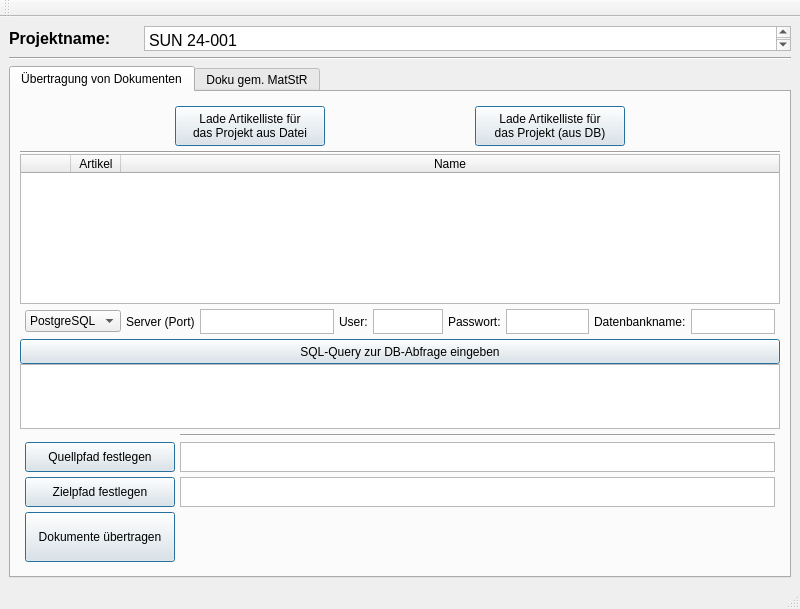
creativeSloth/SUN_Article_Fetcher, file ui/mainwindow.ui: the form before one commit.
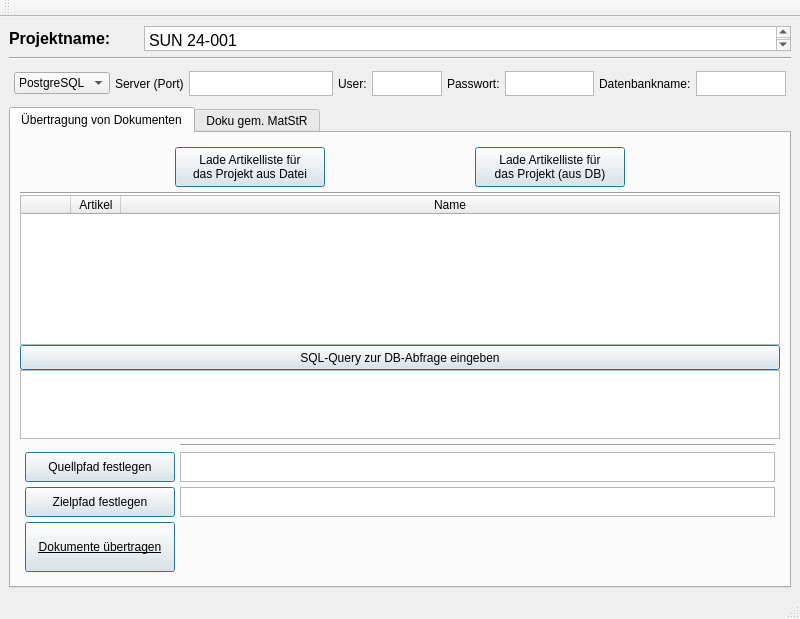
The form after the commit. The open tabs and pages were chosen to show the change.

Commit message: gui: moved server input-line up to a more general spot in the window

Patch:
```diff
--- a/ui/mainwindow.ui
+++ b/ui/mainwindow.ui
@@ -7,7 +7,7 @@
     <x>0</x>
     <y>0</y>
     <width>800</width>
-    <height>609</height>
+    <height>619</height>
    </rect>
   </property>
   <property name="sizePolicy">
@@ -21,10 +21,91 @@
   </property>
   <widget class="QWidget" name="centralwidget">
    <layout class="QGridLayout" name="gridLayout">
-    <item row="3" column="0">
+    <item row="2" column="0">
+     <widget class="Line" name="line">
+      <property name="orientation">
+       <enum>Qt::Horizontal</enum>
+      </property>
+     </widget>
+    </item>
+    <item row="0" column="0">
+     <layout class="QHBoxLayout" name="horizontalLayout" stretch="20,100">
+      <item>
+       <widget class="QLabel" name="project_label">
+        <property name="sizePolicy">
+         <sizepolicy hsizetype="Expanding" vsizetype="Expanding">
+          <horstretch>0</horstretch>
+          <verstretch>0</verstretch>
+         </sizepolicy>
+        </property>
+        <property name="minimumSize">
+         <size>
+          <width>0</width>
+          <height>0</height>
+         </size>
+        </property>
+        <property name="maximumSize">
+         <size>
+          <width>2245</width>
+          <height>25</height>
+         </size>
+        </property>
+        <property name="font">
+         <font>
+          <pointsize>12</pointsize>
+          <bold>true</bold>
+         </font>
+        </property>
+        <property name="text">
+         <string>Projektname:</string>
+        </property>
+       </widget>
+      </item>
+      <item>
+       <widget class="QPlainTextEdit" name="project">
+        <property name="sizePolicy">
+         <sizepolicy hsizetype="Expanding" vsizetype="Expanding">
+          <horstretch>0</horstretch>
+          <verstretch>0</verstretch>
+         </sizepolicy>
+        </property>
+        <property name="minimumSize">
+         <size>
+          <width>0</width>
+          <height>0</height>
+         </size>
+        </property>
+        <property name="maximumSize">
+         <size>
+          <width>16777215</width>
+          <height>25</height>
+         </size>
+        </property>
+        <property name="sizeIncrement">
+         <size>
+          <width>0</width>
+          <height>0</height>
+         </size>
+        </property>
+        <property name="font">
+         <font>
+          <pointsize>12</pointsize>
+         </font>
+        </property>
+        <property name="cursor" stdset="0">
+         <cursorShape>IBeamCursor</cursorShape>
+        </property>
+        <property name="plainText">
+         <string>SUN 24-001</string>
+        </property>
+       </widget>
+      </item>
+     </layout>
+    </item>
+    <item row="4" column="0">
      <widget class="QTabWidget" name="tabWidget">
       <property name="currentIndex">
-       <number>0</number>
+       <number>1</number>
       </property>
       <property name="iconSize">
        <size>
@@ -59,7 +140,7 @@
          <number>50</number>
         </property>
         <item row="0" column="0">
-         <layout class="QVBoxLayout" name="verticalLayout" stretch="10,50,10,0,0,0,0">
+         <layout class="QVBoxLayout" name="verticalLayout" stretch="10,50,10,0,0,0">
           <item>
            <layout class="QGridLayout" name="gridLayout_4">
             <property name="leftMargin">
@@ -230,107 +311,6 @@
             </column>
            </widget>
           </item>
-          <item>
-           <layout class="QHBoxLayout" name="horizontalLayout_2" stretch="50,30,80,0,10,10,50,0,50">
-            <property name="spacing">
-             <number>5</number>
-            </property>
-            <property name="leftMargin">
-             <number>5</number>
-            </property>
-            <property name="topMargin">
-             <number>5</number>
-            </property>
-            <property name="rightMargin">
-             <number>5</number>
-            </property>
-            <property name="bottomMargin">
-             <number>5</number>
-            </property>
-            <item>
-             <widget class="QComboBox" name="db_type">
-              <item>
-               <property name="text">
-                <string>PostgreSQL</string>
-               </property>
-              </item>
-              <item>
-               <property name="text">
-                <string>MySQL</string>
-               </property>
-              </item>
-             </widget>
-            </item>
-            <item>
-             <widget class="QLabel" name="db_server_label">
-              <property name="text">
-               <string>Server (Port)</string>
-              </property>
-             </widget>
-            </item>
-            <item>
-             <widget class="QPlainTextEdit" name="db_server">
-              <property name="maximumSize">
-               <size>
-                <width>16777215</width>
-                <height>25</height>
-               </size>
-              </property>
-             </widget>
-            </item>
-            <item>
-             <widget class="QLabel" name="user_label">
-              <property name="text">
-               <string>User:</string>
-              </property>
-             </widget>
-            </item>
-            <item>
-             <widget class="QPlainTextEdit" name="user">
-              <property name="maximumSize">
-               <size>
-                <width>16777215</width>
-                <height>25</height>
-               </size>
-              </property>
-             </widget>
-            </item>
-            <item>
-             <widget class="QLabel" name="pw_label">
-              <property name="text">
-               <string>Passwort:</string>
-              </property>
-             </widget>
-            </item>
-            <item>
-             <widget class="QPlainTextEdit" name="pw">
-              <property name="maximumSize">
-               <size>
-                <width>16777215</width>
-                <height>25</height>
-               </size>
-              </property>
-             </widget>
-            </item>
-            <item>
-             <widget class="QLabel" name="db_name_label">
-              <property name="text">
-               <string>Datenbankname:</string>
-              </property>
-             </widget>
-            </item>
-            <item>
-             <widget class="QPlainTextEdit" name="db_name">
-              <property name="maximumSize">
-               <size>
-                <width>16777215</width>
-                <height>25</height>
-               </size>
-              </property>
-             </widget>
-            </item>
-           </layout>
-          </item>
           <item>
            <widget class="QPushButton" name="sql_query_btn">
             <property name="minimumSize">
@@ -502,12 +482,23 @@
                 <height>100</height>
                </size>
               </property>
+              <property name="font">
+               <font>
+                <underline>true</underline>
+               </font>
+              </property>
               <property name="text">
                <string>Dokumente übertragen</string>
               </property>
+              <property name="autoDefault">
+               <bool>false</bool>
+              </property>
               <property name="default">
                <bool>true</bool>
               </property>
+              <property name="flat">
+               <bool>false</bool>
+              </property>
              </widget>
             </item>
             <item row="2" column="1">
@@ -636,7 +627,7 @@
              <number>5</number>
             </property>
             <item row="3" column="0">
-             <widget class="QPushButton" name="creat_doc_1">
+             <widget class="QPushButton" name="create_docs_btn">
               <property name="sizePolicy">
                <sizepolicy hsizetype="Expanding" vsizetype="Expanding">
                 <horstretch>0</horstretch>
@@ -729,87 +720,107 @@
       </widget>
      </widget>
     </item>
-    <item row="0" column="0">
-     <layout class="QHBoxLayout" name="horizontalLayout" stretch="20,100">
+    <item row="3" column="0">
+     <layout class="QHBoxLayout" name="horizontalLayout_2" stretch="50,30,80,0,10,10,50,0,50">
+      <property name="spacing">
+       <number>5</number>
+      </property>
+      <property name="leftMargin">
+       <number>5</number>
+      </property>
+      <property name="topMargin">
+       <number>5</number>
+      </property>
+      <property name="rightMargin">
+       <number>5</number>
+      </property>
+      <property name="bottomMargin">
+       <number>5</number>
+      </property>
       <item>
-       <widget class="QLabel" name="project_label">
-        <property name="sizePolicy">
-         <sizepolicy hsizetype="Expanding" vsizetype="Expanding">
-          <horstretch>0</horstretch>
-          <verstretch>0</verstretch>
-         </sizepolicy>
+       <widget class="QComboBox" name="db_type">
+        <item>
+         <property name="text">
+          <string>PostgreSQL</string>
+         </property>
+        </item>
+        <item>
+         <property name="text">
+          <string>MySQL</string>
+         </property>
+        </item>
+       </widget>
+      </item>
+      <item>
+       <widget class="QLabel" name="db_server_label">
+        <property name="text">
+         <string>Server (Port)</string>
         </property>
-        <property name="minimumSize">
+       </widget>
+      </item>
+      <item>
+       <widget class="QPlainTextEdit" name="db_server">
+        <property name="maximumSize">
          <size>
-          <width>0</width>
-          <height>0</height>
+          <width>16777215</width>
+          <height>25</height>
          </size>
         </property>
+       </widget>
+      </item>
+      <item>
+       <widget class="QLabel" name="user_label">
+        <property name="text">
+         <string>User:</string>
+        </property>
+       </widget>
+      </item>
+      <item>
+       <widget class="QPlainTextEdit" name="user">
         <property name="maximumSize">
          <size>
-          <width>2245</width>
+          <width>16777215</width>
           <height>25</height>
          </size>
         </property>
-        <property name="font">
-         <font>
-          <pointsize>12</pointsize>
-          <bold>true</bold>
-         </font>
-        </property>
+       </widget>
+      </item>
+      <item>
+       <widget class="QLabel" name="pw_label">
         <property name="text">
-         <string>Projektname:</string>
+         <string>Passwort:</string>
         </property>
        </widget>
       </item>
       <item>
-       <widget class="QPlainTextEdit" name="project">
-        <property name="sizePolicy">
-         <sizepolicy hsizetype="Expanding" vsizetype="Expanding">
-          <horstretch>0</horstretch>
-          <verstretch>0</verstretch>
-         </sizepolicy>
-        </property>
-        <property name="minimumSize">
+       <widget class="QPlainTextEdit" name="pw">
+        <property name="maximumSize">
          <size>
-          <width>0</width>
-          <height>0</height>
+          <width>16777215</width>
+          <height>25</height>
          </size>
         </property>
+       </widget>
+      </item>
+      <item>
+       <widget class="QLabel" name="db_name_label">
+        <property name="text">
+         <string>Datenbankname:</string>
+        </property>
+       </widget>
+      </item>
+      <item>
+       <widget class="QPlainTextEdit" name="db_name">
         <property name="maximumSize">
          <size>
           <width>16777215</width>
           <height>25</height>
          </size>
         </property>
-        <property name="sizeIncrement">
-         <size>
-          <width>0</width>
-          <height>0</height>
-         </size>
-        </property>
-        <property name="font">
-         <font>
-          <pointsize>12</pointsize>
-         </font>
-        </property>
-        <property name="cursor" stdset="0">
-         <cursorShape>IBeamCursor</cursorShape>
-        </property>
-        <property name="plainText">
-         <string>SUN 24-001</string>
-        </property>
        </widget>
       </item>
      </layout>
     </item>
-    <item row="2" column="0">
-     <widget class="Line" name="line">
-      <property name="orientation">
-       <enum>Qt::Horizontal</enum>
-      </property>
-     </widget>
-    </item>
    </layout>
   </widget>
   <widget class="QMenuBar" name="menubar">
```
The commit also changes 3 other files.
